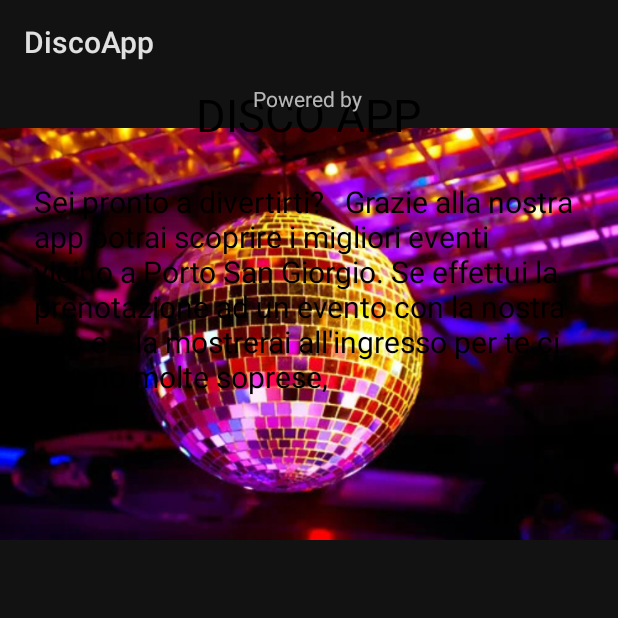
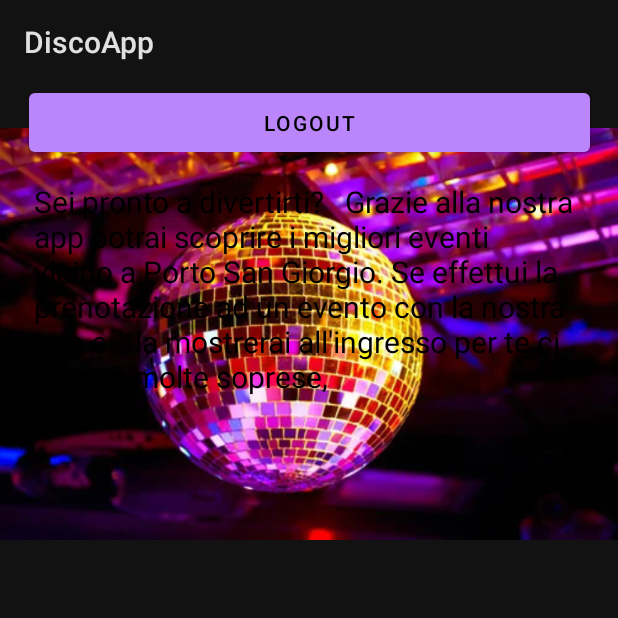
Before and after one commit to 1092407/DiscoApp, an Android app: the fragment HomeFragment shown on its own in the app's theme, on a phone screen of 412 x 824 dp, the top half of it. Run offline under Robolectric (Android 15) with nearby library versions, the phone set to English and light mode, and no system bars; 2 statements that could not run were skipped.

Commit message:
home fragment e info ok

```diff
--- a/app/src/main/res/layout/fragment_home.xml
+++ b/app/src/main/res/layout/fragment_home.xml
@@ -47,18 +47,22 @@ Se effettui la prenotazione ad un evento con la nostra app e
         app:layout_constraintTop_toBottomOf="@+id/textView7"
         tools:ignore="MissingConstraints" />
 
-    <TextView
-        android:id="@+id/textView8"
-        android:layout_width="wrap_content"
-        android:layout_height="wrap_content"
-        android:layout_marginTop="300dp"
+    <Button
+        android:id="@+id/button3"
+        android:layout_width="374dp"
+        android:layout_height="51dp"
+        android:text="Logout"
 
-        android:text="Powered by"
+
         app:layout_constraintEnd_toEndOf="parent"
-        app:layout_constraintHorizontal_bias="0.498"
         app:layout_constraintStart_toStartOf="parent"
-        app:layout_constraintTop_toBottomOf="@+id/button"
-        tools:ignore="UnknownId" />
+        tools:layout_editor_absoluteY="523dp"
+        tools:ignore="MissingConstraints" />
+
+
+
+
+
 
 
 </androidx.constraintlayout.widget.ConstraintLayout>
```
Also changed, not shown: app/src/main/res/layout/fragment_info.xml (+7 -1 lines).
